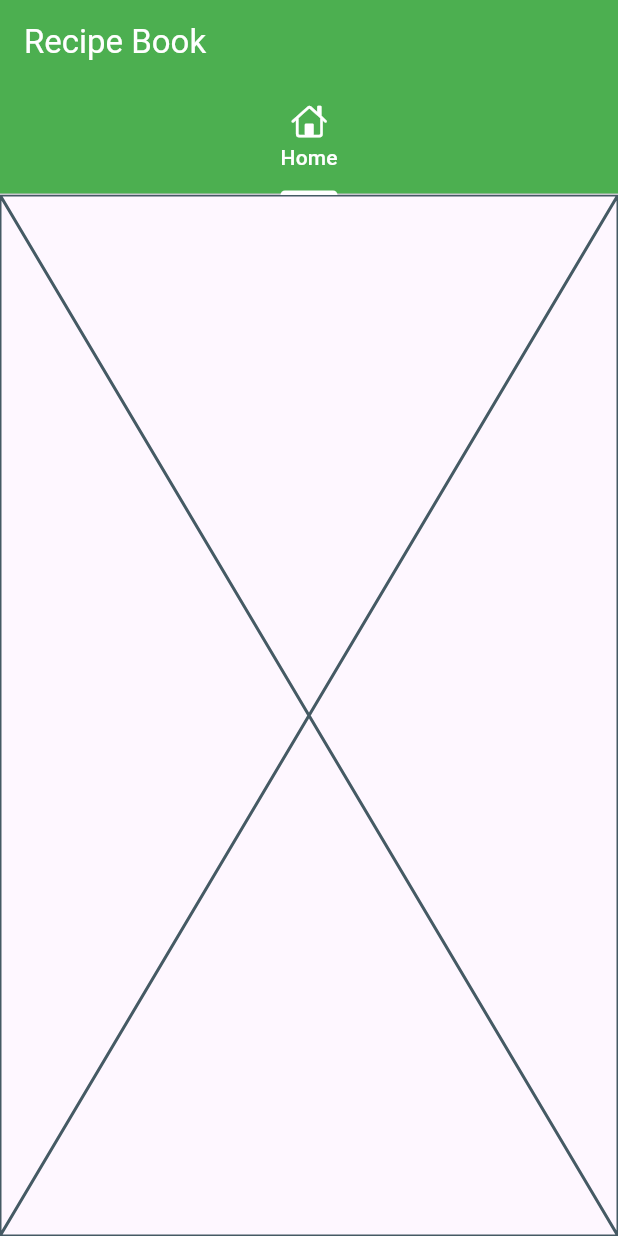
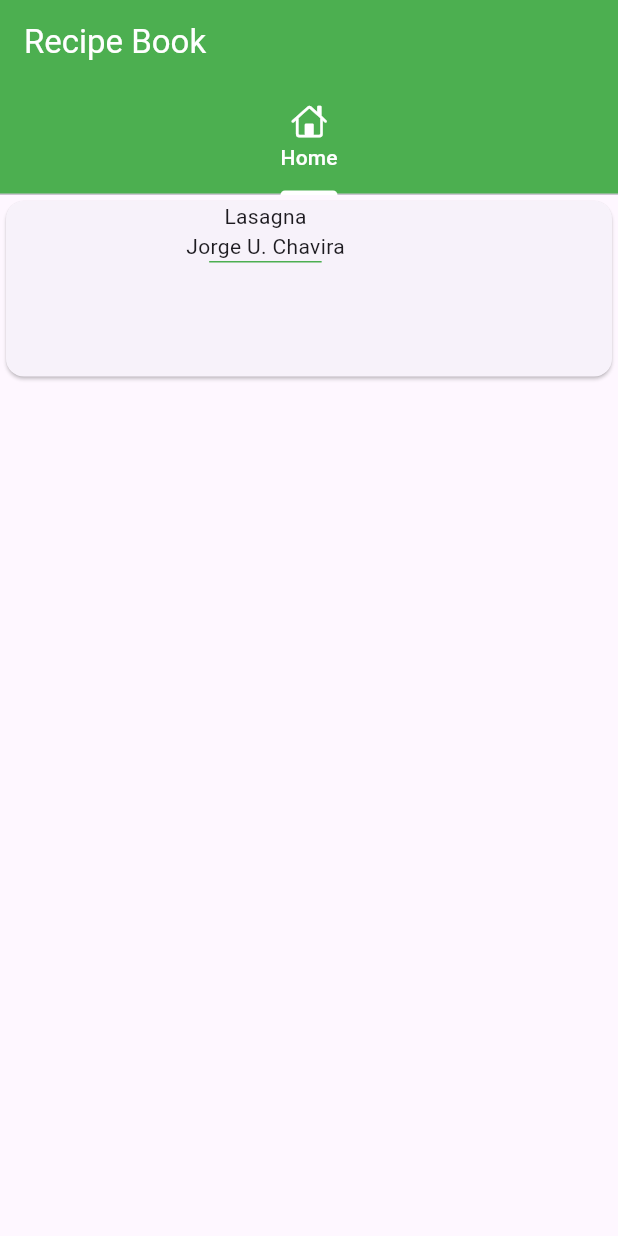
Before and after one commit to Deghim/Recipe_App, a Flutter app: the screen it shows after launch, on a phone screen of 412 x 824 dp. Run offline on Flutter 3.47's test engine with Material 3 defaults, Android fonts, the phone set to English and light mode, and no system bars.

Commit message:
Creacion de la pantalla del listado de recetas.

```diff
--- a/lib/screens/home_screen.dart
+++ b/lib/screens/home_screen.dart
@@ -5,6 +5,36 @@ class HomeScreen extends StatelessWidget {
 
   @override
   Widget build(BuildContext context) {
-    return const Placeholder();
+    return Scaffold(
+      body: Container(
+        width:
+            MediaQuery.of(context)
+                .size
+                .width, // MediaQuery.of(context)... proporciona datos sobre el tamaño de la pantalla, la orientación, la densidad de píxeles, los márgenes seguros (safe areas), la escala del texto y otros aspectos del diseño.
+        height: 125,
+        child: Card(
+          child: Row(
+            children: <Widget>[
+              Container(
+                height: 125,
+                width: 100,
+                child: ClipRRect(
+                  borderRadius: BorderRadius.circular(10),
+                  child: Container(),
+                ),
+              ),
+              SizedBox(width: 20),
+              Column(
+                children: <Widget>[
+                  Text("Lasagna"),
+                  Text("Jorge U. Chavira"),
+                  Container(height: 1, width: 75, color: Colors.green),
+                ],
+              ),
+            ],
+          ),
+        ),
+      ),
+    );
   }
 }
```
